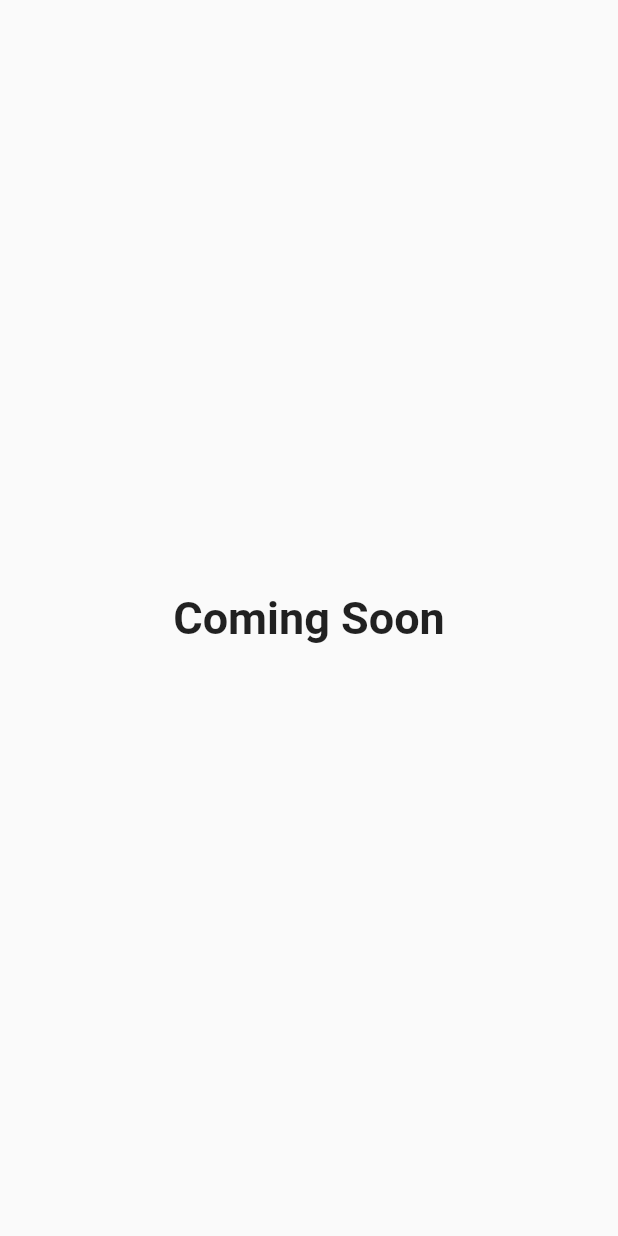
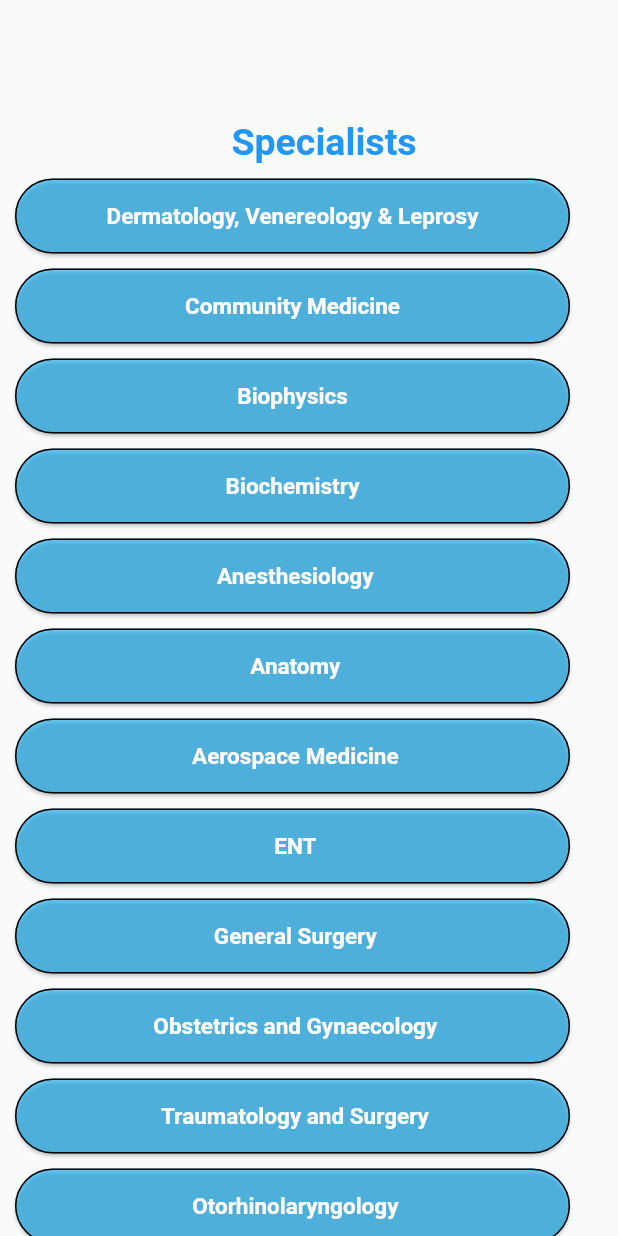
Before and after one commit to Saurabh250/medcare, a Flutter app: the HomePage screen opened directly, after a tap on "Choose a Doctor", on a phone screen of 412 x 824 dp. Run offline on Flutter 3.47's test engine with Material 2 defaults, Android fonts, the phone set to English and light mode, and no system bars; our stand-ins replace bottom_navy_bar, font_awesome_flutter.

Commit message:
specialist and navigation bar

```diff
--- /dev/null
+++ b/lib/account.dart
@@ -0,0 +1,27 @@
+import 'package:flutter/material.dart';
+
+class Account extends StatelessWidget {
+  const Account({super.key});
+
+  @override
+  Widget build(BuildContext context) {
+    return Scaffold(
+      appBar: AppBar(
+        backgroundColor: Colors.blue[200],
+        title: Text(
+          "Account Information",
+          style: TextStyle(
+              fontSize: 19,
+              color: Colors.blue[600],
+              fontWeight: FontWeight.bold),
+        ),
+        leading: IconButton(
+          icon: Icon(Icons.arrow_back),
+          onPressed: () {
+            Navigator.pop(context);
+          },
+        ),
+      ),
+    );
+  }
+}
--- a/lib/beds.dart
+++ b/lib/beds.dart
@@ -1,4 +1,4 @@
-// ignore_for_file: camel_case_types, prefer_const_constructors, prefer_const_literals_to_create_immutables
+// ignore_for_file: camel_case_types, prefer_const_constructors, prefer_const_literals_to_create_immutables, unused_import, sized_box_for_whitespace
 
 import 'package:flutter/material.dart';
 import 'package:font_awesome_flutter/font_awesome_flutter.dart';
--- a/lib/doctor.dart
+++ /dev/null
@@ -1,16 +0,0 @@
-import 'package:flutter/material.dart';
-
-class doctor extends StatelessWidget {
-  const doctor({super.key});
-
-  @override
-  Widget build(BuildContext context) {
-    return Scaffold(
-      body: Center(
-          child: Text(
-        "Coming Soon",
-        style: TextStyle(fontSize: 30, fontWeight: FontWeight.bold),
-      )),
-    );
-  }
-}
--- a/lib/home_page.dart
+++ b/lib/home_page.dart
@@ -3,7 +3,7 @@
 import 'package:flutter/material.dart';
 import 'package:font_awesome_flutter/font_awesome_flutter.dart';
 import 'package:medcare/beds.dart';
-import 'package:medcare/doctor.dart';
+import 'package:medcare/specialist.dart';
 import 'package:medcare/reminder.dart';
 
 class HomePage extends StatelessWidget {
@@ -12,10 +12,11 @@ class HomePage extends StatelessWidget {
   @override
   Widget build(BuildContext context) {
     return Scaffold(
-      body: Column(
+      body: SingleChildScrollView(
+        child: Column(
           children: [
             Padding(
-            padding: EdgeInsets.only(top: 90, left: 80, right: 80),
+              padding: EdgeInsets.only(top: 80, left: 80, right: 80),
               child: Text(
                 "MedCare",
                 style: TextStyle(
@@ -35,7 +36,7 @@ class HomePage extends StatelessWidget {
                     fontSize: 20),
               ),
             ),
-          Padding(padding: EdgeInsets.only(top: 10, bottom: 50)),
+            Padding(padding: EdgeInsets.only(top: 10, bottom: 40)),
             Column(
               crossAxisAlignment: CrossAxisAlignment.center,
               children: [
@@ -44,8 +45,8 @@ class HomePage extends StatelessWidget {
                     Padding(padding: EdgeInsets.only(right: 20)),
                     InkWell(
                       onTap: () {
-                      Navigator.of(context).push(
-                          MaterialPageRoute(builder: (context) => doctor()));
+                        Navigator.of(context).push(MaterialPageRoute(
+                            builder: (context) => Specialist()));
                       },
                       child: Card(
                         child: Container(
@@ -60,7 +61,8 @@ class HomePage extends StatelessWidget {
                             ),
                             Text(
                               "Choose a Doctor",
-                            style: TextStyle(fontSize: 18, color: Colors.blue),
+                              style:
+                                  TextStyle(fontSize: 18, color: Colors.blue),
                             ),
                           ]),
                         ),
@@ -69,8 +71,8 @@ class HomePage extends StatelessWidget {
                     Padding(padding: EdgeInsets.only(right: 30)),
                     InkWell(
                       onTap: (() {
-                      Navigator.of(context).push(
-                          MaterialPageRoute(builder: (context) => reminder()));
+                        Navigator.of(context).push(MaterialPageRoute(
+                            builder: (context) => reminder()));
                       }),
                       child: Card(
                         child: Container(
@@ -85,7 +87,8 @@ class HomePage extends StatelessWidget {
                             ),
                             Text(
                               "Set Reminder",
-                            style: TextStyle(fontSize: 18, color: Colors.blue),
+                              style:
+                                  TextStyle(fontSize: 18, color: Colors.blue),
                             ),
                           ]),
                         ),
@@ -119,7 +122,8 @@ class HomePage extends StatelessWidget {
                             ),
                             Text(
                               "Find Nearby Clinic",
-                            style: TextStyle(fontSize: 18, color: Colors.blue),
+                              style:
+                                  TextStyle(fontSize: 18, color: Colors.blue),
                             ),
                           ]),
                         ),
@@ -144,7 +148,10 @@ class HomePage extends StatelessWidget {
                             ),
                             Text(
                               "Check Available Beds",
-                            style: TextStyle(fontSize: 18, color: Colors.blue),
+                              style: TextStyle(
+                                fontSize: 18,
+                                color: Colors.blue,
+                              ),
                             ),
                           ]),
                         ),
@@ -156,6 +163,7 @@ class HomePage extends StatelessWidget {
             ),
           ],
         ),
+      ),
     );
   }
 }
--- a/lib/login.dart
+++ b/lib/login.dart
@@ -1,4 +1,4 @@
-// ignore_for_file: use_key_in_widget_constructors, prefer_const_constructors, sort_child_properties_last, unused_import
+// ignore_for_file: use_key_in_widget_constructors, prefer_const_constructors, sort_child_properties_last, unused_import, must_be_immutable, avoid_print
 
 import 'package:flutter/material.dart';
 import 'package:medcare/home.dart';
@@ -70,7 +70,7 @@ class Login extends StatelessWidget {
                             showDialog(
                                 context: context,
                                 builder: (context) => AlertDialog(
-                                      content: Text("Enter Password"),
+                                      content: Text("Enter Password "),
                                       actions: <Widget>[
                                         TextButton(
                                           onPressed: () {
--- a/lib/routes.dart
+++ b/lib/routes.dart
@@ -1,5 +1,4 @@
 class MyRoutes {
   static String loginRoute = "/login";
   static String homeRoute = "/home";
-  static String reminderRoute = "/reminder";
 }
--- a/lib/service/http_request.dart
+++ b/lib/service/http_request.dart
@@ -1,3 +1,5 @@
+// ignore_for_file: avoid_print, unused_local_variable
+
 import 'dart:convert';
 
 import 'package:medcare/constants/constants.dart';
--- /dev/null
+++ b/lib/specialist.dart
@@ -0,0 +1,406 @@
+// ignore_for_file: prefer_const_constructors, sort_child_properties_last
+
+import 'package:flutter/material.dart';
+
+class Specialist extends StatelessWidget {
+  const Specialist({super.key});
+
+  @override
+  Widget build(BuildContext context) {
+    return Scaffold(
+      body: SingleChildScrollView(
+        child: Column(
+          children: [
+            Padding(
+              padding:
+                  EdgeInsets.only(top: 80, left: 100, right: 80, bottom: 10),
+              child: Text(
+                "Specialists",
+                style: TextStyle(
+                    color: Colors.blue,
+                    fontSize: 25,
+                    fontWeight: FontWeight.bold),
+              ),
+            ),
+            Row(
+              children: [
+                Padding(
+                  padding: EdgeInsets.only(
+                    left: 10,
+                  ),
+                ),
+                ElevatedButton(
+                  onPressed: () {},
+                  child: Text("Dermatology, Venereology & Leprosy"),
+                  style: ElevatedButton.styleFrom(
+                    textStyle: TextStyle(
+                        fontSize: 15,
+                        color: Colors.black,
+                        fontWeight: FontWeight.bold),
+                    primary: Color.fromARGB(156, 15, 171, 243),
+                    side: BorderSide(width: 1, color: Colors.black),
+                    elevation: 1,
+                    fixedSize: const Size(370, 50),
+                    padding: const EdgeInsets.symmetric(
+                        horizontal: 40, vertical: 10),
+                    shape: RoundedRectangleBorder(
+                      borderRadius: BorderRadius.circular(30.0),
+                    ),
+                  ),
+                ),
+              ],
+            ),
+            SizedBox(
+              height: 10,
+            ),
+            Row(
+              children: [
+                Padding(
+                  padding: EdgeInsets.only(left: 10),
+                ),
+                ElevatedButton(
+                  onPressed: () {},
+                  child: Text("Community Medicine"),
+                  style: ElevatedButton.styleFrom(
+                    textStyle: TextStyle(
+                        fontSize: 15,
+                        color: Colors.black,
+                        fontWeight: FontWeight.bold),
+                    primary: Color.fromARGB(156, 15, 171, 243),
+                    side: BorderSide(width: 1, color: Colors.black),
+                    elevation: 1,
+                    fixedSize: const Size(370, 50),
+                    padding: const EdgeInsets.symmetric(
+                        horizontal: 40, vertical: 10),
+                    shape: RoundedRectangleBorder(
+                      borderRadius: BorderRadius.circular(30.0),
+                    ),
+                  ),
+                ),
+              ],
+            ),
+            SizedBox(
+              height: 10,
+            ),
+            Row(
+              children: [
+                Padding(
+                  padding: EdgeInsets.only(left: 10),
+                ),
+                ElevatedButton(
+                  onPressed: () {},
+                  child: Text("Biophysics"),
+                  style: ElevatedButton.styleFrom(
+                    textStyle: TextStyle(
+                        fontSize: 15,
+                        color: Colors.black,
+                        fontWeight: FontWeight.bold),
+                    primary: Color.fromARGB(156, 15, 171, 243),
+                    side: BorderSide(width: 1, color: Colors.black),
+                    elevation: 1,
+                    fixedSize: const Size(370, 50),
+                    padding: const EdgeInsets.symmetric(
+                        horizontal: 40, vertical: 10),
+                    shape: RoundedRectangleBorder(
+                      borderRadius: BorderRadius.circular(30.0),
+                    ),
+                  ),
+                ),
+              ],
+            ),
+            SizedBox(
+              height: 10,
+            ),
+            Row(
+              children: [
+                Padding(
+                  padding: EdgeInsets.only(left: 10),
+                ),
+                ElevatedButton(
+                  onPressed: () {},
+                  child: Text("Biochemistry"),
+                  style: ElevatedButton.styleFrom(
+                    textStyle: TextStyle(
+                        fontSize: 15,
+                        color: Colors.black,
+                        fontWeight: FontWeight.bold),
+                    primary: Color.fromARGB(156, 15, 171, 243),
+                    side: BorderSide(width: 1, color: Colors.black),
+                    elevation: 1,
+                    fixedSize: const Size(370, 50),
+                    padding: const EdgeInsets.symmetric(
+                        horizontal: 40, vertical: 10),
+                    shape: RoundedRectangleBorder(
+                      borderRadius: BorderRadius.circular(30.0),
+                    ),
+                  ),
+                ),
+              ],
+            ),
+            SizedBox(
+              height: 10,
+            ),
+            Row(
+              children: [
+                Padding(
+                  padding: EdgeInsets.only(left: 10),
+                ),
+                ElevatedButton(
+                  onPressed: () {},
+                  child: Text("	Anesthesiology"),
+                  style: ElevatedButton.styleFrom(
+                    textStyle: TextStyle(
+                        fontSize: 15,
+                        color: Colors.black,
+                        fontWeight: FontWeight.bold),
+                    primary: Color.fromARGB(156, 15, 171, 243),
+                    side: BorderSide(width: 1, color: Colors.black),
+                    elevation: 1,
+                    fixedSize: const Size(370, 50),
+                    padding: const EdgeInsets.symmetric(
+                        horizontal: 40, vertical: 10),
+                    shape: RoundedRectangleBorder(
+                      borderRadius: BorderRadius.circular(30.0),
+                    ),
+                  ),
+                ),
+              ],
+            ),
+            SizedBox(
+              height: 10,
+            ),
+            Row(
+              children: [
+                Padding(
+                  padding: EdgeInsets.only(left: 10),
+                ),
+                ElevatedButton(
+                  onPressed: () {},
+                  child: Text("	Anatomy"),
+                  style: ElevatedButton.styleFrom(
+                    textStyle: TextStyle(
+                        fontSize: 15,
+                        color: Colors.black,
+                        fontWeight: FontWeight.bold),
+                    primary: Color.fromARGB(156, 15, 171, 243),
+                    side: BorderSide(width: 1, color: Colors.black),
+                    elevation: 1,
+                    fixedSize: const Size(370, 50),
+                    padding: const EdgeInsets.symmetric(
+                        horizontal: 40, vertical: 10),
+                    shape: RoundedRectangleBorder(
+                      borderRadius: BorderRadius.circular(30.0),
+                    ),
+                  ),
+                ),
+              ],
+            ),
+            SizedBox(
+              height: 10,
+            ),
+            Row(
+              children: [
+                Padding(
+                  padding: EdgeInsets.only(left: 10),
+                ),
+                ElevatedButton(
+                  onPressed: () {},
+                  child: Text("	Aerospace Medicine"),
+                  style: ElevatedButton.styleFrom(
+                    textStyle: TextStyle(
+                        fontSize: 15,
+                        color: Colors.black,
+                        fontWeight: FontWeight.bold),
+                    primary: Color.fromARGB(156, 15, 171, 243),
+                    side: BorderSide(width: 1, color: Colors.black),
+                    elevation: 1,
+                    fixedSize: const Size(370, 50),
+                    padding: const EdgeInsets.symmetric(
+                        horizontal: 40, vertical: 10),
+                    shape: RoundedRectangleBorder(
+                      borderRadius: BorderRadius.circular(30.0),
+                    ),
+                  ),
+                ),
+              ],
+            ),
+            SizedBox(
+              height: 10,
+            ),
+            Row(
+              children: [
+                Padding(
+                  padding: EdgeInsets.only(left: 10),
+                ),
+                ElevatedButton(
+                  onPressed: () {},
+                  child: Text("	ENT"),
+                  style: ElevatedButton.styleFrom(
+                    textStyle: TextStyle(
+                        fontSize: 15,
+                        color: Colors.black,
+                        fontWeight: FontWeight.bold),
+                    primary: Color.fromARGB(156, 15, 171, 243),
+                    side: BorderSide(width: 1, color: Colors.black),
+                    elevation: 1,
+                    fixedSize: const Size(370, 50),
+                    padding: const EdgeInsets.symmetric(
+                        horizontal: 40, vertical: 10),
+                    shape: RoundedRectangleBorder(
+                      borderRadius: BorderRadius.circular(30.0),
+                    ),
+                  ),
+                ),
+              ],
+            ),
+            SizedBox(
+              height: 10,
+            ),
+            Row(
+              children: [
+                Padding(
+                  padding: EdgeInsets.only(left: 10),
+                ),
+                ElevatedButton(
+                  onPressed: () {},
+                  child: Text("	General Surgery"),
+                  style: ElevatedButton.styleFrom(
+                    textStyle: TextStyle(
+                        fontSize: 15,
+                        color: Colors.black,
+                        fontWeight: FontWeight.bold),
+                    primary: Color.fromARGB(156, 15, 171, 243),
+                    side: BorderSide(width: 1, color: Colors.black),
+                    elevation: 1,
+                    fixedSize: const Size(370, 50),
+                    padding: const EdgeInsets.symmetric(
+                        horizontal: 40, vertical: 10),
+                    shape: RoundedRectangleBorder(
+                      borderRadius: BorderRadius.circular(30.0),
+                    ),
+                  ),
+                ),
+              ],
+            ),
+            SizedBox(
+              height: 10,
+            ),
+            Row(
+              children: [
+                Padding(
+                  padding: EdgeInsets.only(left: 10),
+                ),
+                ElevatedButton(
+                  onPressed: () {},
+                  child: Text("	Obstetrics and Gynaecology"),
+                  style: ElevatedButton.styleFrom(
+                    textStyle: TextStyle(
+                        fontSize: 15,
+                        color: Colors.black,
+                        fontWeight: FontWeight.bold),
+                    primary: Color.fromARGB(156, 15, 171, 243),
+                    side: BorderSide(width: 1, color: Colors.black),
+                    elevation: 1,
+                    fixedSize: const Size(370, 50),
+                    padding: const EdgeInsets.symmetric(
+                        horizontal: 40, vertical: 10),
+                    shape: RoundedRectangleBorder(
+                      borderRadius: BorderRadius.circular(30.0),
+                    ),
+                  ),
+                ),
+              ],
+            ),
+            SizedBox(
+              height: 10,
+            ),
+            Row(
+              children: [
+                Padding(
+                  padding: EdgeInsets.only(left: 10),
+                ),
+                ElevatedButton(
+                  onPressed: () {},
+                  child: Text("	Traumatology and Surgery"),
+                  style: ElevatedButton.styleFrom(
+                    textStyle: TextStyle(
+                        fontSize: 15,
+                        color: Colors.black,
+                        fontWeight: FontWeight.bold),
+                    primary: Color.fromARGB(156, 15, 171, 243),
+                    side: BorderSide(width: 1, color: Colors.black),
+                    elevation: 1,
+                    fixedSize: const Size(370, 50),
+                    padding: const EdgeInsets.symmetric(
+                        horizontal: 40, vertical: 10),
+                    shape: RoundedRectangleBorder(
+                      borderRadius: BorderRadius.circular(30.0),
+                    ),
+                  ),
+                ),
+              ],
+            ),
+            SizedBox(
+              height: 10,
+            ),
+            Row(
+              children: [
+                Padding(
+                  padding: EdgeInsets.only(left: 10),
+                ),
+                ElevatedButton(
+                  onPressed: () {},
+                  child: Text("	Otorhinolaryngology"),
+                  style: ElevatedButton.styleFrom(
+                    textStyle: TextStyle(
+                        fontSize: 15,
+                        color: Colors.black,
+                        fontWeight: FontWeight.bold),
+                    primary: Color.fromARGB(156, 15, 171, 243),
+                    side: BorderSide(width: 1, color: Colors.black),
+                    elevation: 1,
+                    fixedSize: const Size(370, 50),
+                    padding: const EdgeInsets.symmetric(
+                        horizontal: 40, vertical: 10),
+                    shape: RoundedRectangleBorder(
+                      borderRadius: BorderRadius.circular(30.0),
+                    ),
+                  ),
+                ),
+              ],
+            ),
+            SizedBox(
+              height: 10,
+            ),
+            Row(
+              children: [
+                Padding(
+                  padding: EdgeInsets.only(left: 10),
+                ),
+                ElevatedButton(
+                  onPressed: () {},
+                  child: Text("	Orthopedics"),
+                  style: ElevatedButton.styleFrom(
+                    textStyle: TextStyle(
+                        fontSize: 15,
+                        color: Colors.black,
+                        fontWeight: FontWeight.bold),
+                    primary: Color.fromARGB(156, 15, 171, 243),
+                    side: BorderSide(width: 1, color: Colors.black),
+                    elevation: 1,
+                    fixedSize: const Size(370, 50),
+                    padding: const EdgeInsets.symmetric(
+                        horizontal: 40, vertical: 10),
+                    shape: RoundedRectangleBorder(
+                      borderRadius: BorderRadius.circular(30.0),
+                    ),
+                  ),
+                ),
+              ],
+            ),
+          ],
+        ),
+      ),
+    );
+  }
+}
--- a/pubspec.yaml
+++ b/pubspec.yaml
@@ -36,8 +36,6 @@ dependencies:
   font_awesome_flutter: ^10.1.0
   bottom_navy_bar: ^6.0.0
   http: ^0.13.4
-  agora_rtc_engine: ^5.2.0
-  permission_handler: ^8.3.0
 
 dev_dependencies:
   flutter_test:
```
Also changed, not shown: pubspec.lock. Lines whose indentation alone changed are shown as unchanged.
